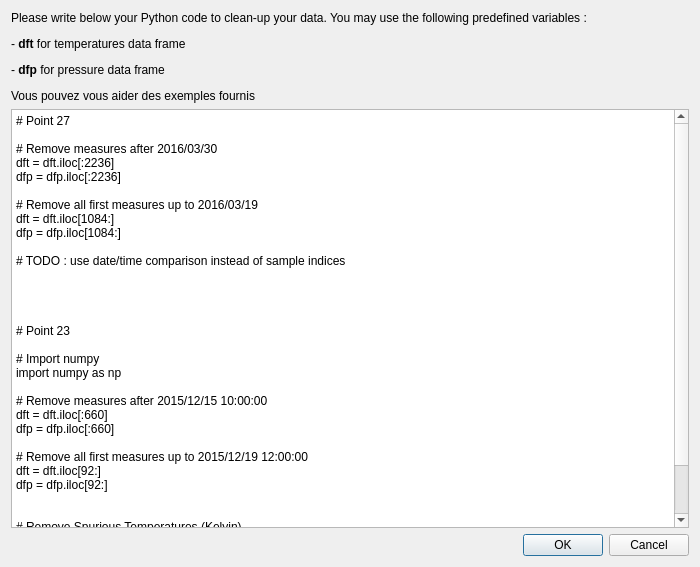
This is Molonari_2021/ihm/python/cleanup/dialogscript.ui in GVigne/Molonari-2022 as Qt 5 draws it before an edit. The edited form follows.
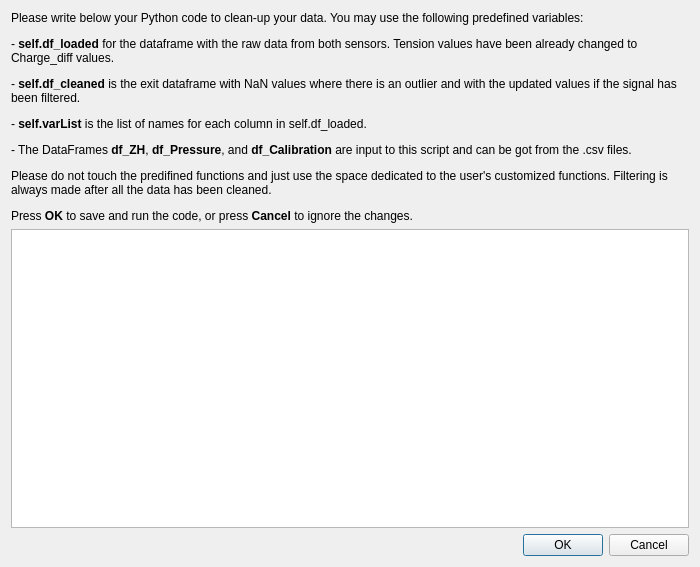
This is the edited form.

The edit to the form file:
```diff
--- a/Molonari_2021/ihm/python/cleanup/dialogscript.ui
+++ b/Molonari_2021/ihm/python/cleanup/dialogscript.ui
@@ -20,7 +20,7 @@
    <item>
     <widget class="QLabel" name="label">
      <property name="text">
-      <string>&lt;html&gt;&lt;head/&gt;&lt;body&gt;&lt;p&gt;Please write below your Python code to clean-up your data. You may use the following predefined variables : &lt;/p&gt;&lt;p&gt;- &lt;span style=&quot; font-weight:600;&quot;&gt;dft&lt;/span&gt; for temperatures data frame&lt;/p&gt;&lt;p&gt;- &lt;span style=&quot; font-weight:600;&quot;&gt;dfp&lt;/span&gt; for pressure data frame&lt;/p&gt;&lt;p&gt;Vous pouvez vous aider des exemples fournis&lt;/p&gt;&lt;/body&gt;&lt;/html&gt;</string>
+      <string>&lt;html&gt;&lt;head/&gt;&lt;body&gt;&lt;p&gt;Please write below your Python code to clean-up your data. You may use the following predefined variables: &lt;/p&gt;&lt;p&gt;- &lt;span style=&quot; font-weight:600;&quot;&gt;self.df_loaded &lt;/span&gt;for the dataframe with the raw data from both sensors. Tension values have been already changed to Charge_diff values.&lt;/p&gt;&lt;p&gt;- &lt;span style=&quot; font-weight:600;&quot;&gt;self.df_cleaned &lt;/span&gt;is the exit dataframe with NaN values where there is an outlier and with the updated values if the signal has been filtered.&lt;/p&gt;&lt;p&gt;- &lt;span style=&quot; font-weight:600;&quot;&gt;self.varList &lt;/span&gt;is the list of names for each column in self.df_loaded. &lt;/p&gt;&lt;p&gt;- The DataFrames &lt;span style=&quot; font-weight:600;&quot;&gt;df_ZH&lt;/span&gt;, &lt;span style=&quot; font-weight:600;&quot;&gt;df_Pressure&lt;/span&gt;, and &lt;span style=&quot; font-weight:600;&quot;&gt;df_Calibration&lt;/span&gt; are input to this script and can be got from the .csv files.&lt;/p&gt;&lt;p&gt;Please do not touch the predifined functions and just use the space dedicated to the user's customized functions. Filtering is always made after all the data has been cleaned.&lt;/p&gt;&lt;p&gt;Press &lt;span style=&quot; font-weight:600;&quot;&gt;OK &lt;/span&gt;to save and run the code, or press &lt;span style=&quot; font-weight:600;&quot;&gt;Cancel&lt;/span&gt; to ignore the changes.&lt;/p&gt;&lt;/body&gt;&lt;/html&gt;</string>
      </property>
      <property name="textFormat">
       <enum>Qt::AutoText</enum>
@@ -36,39 +36,7 @@
    <item>
     <widget class="QPlainTextEdit" name="plainTextEdit">
      <property name="plainText">
-      <string># Point 27
-
-# Remove measures after 2016/03/30
-dft = dft.iloc[:2236]
-dfp = dfp.iloc[:2236]
-
-# Remove all first measures up to 2016/03/19
-dft = dft.iloc[1084:]
-dfp = dfp.iloc[1084:]
-
-# TODO : use date/time comparison instead of sample indices
-
-
-
-
-# Point 23
-
-# Import numpy
-import numpy as np
-
-# Remove measures after 2015/12/15 10:00:00
-dft = dft.iloc[:660]
-dfp = dfp.iloc[:660]
-
-# Remove all first measures up to 2015/12/19 12:00:00
-dft = dft.iloc[92:]
-dfp = dfp.iloc[92:]
-
-
-# Remove Spurious Temperatures (Kelvin)
-dft.iloc[:,1:]=np.where((dft.iloc[:,1:]&lt;274), np.NaN, dft.iloc[:,1:])
-dft.iloc[:,1:]=np.where((dft.iloc[:,1:]&gt;304), np.NaN, dft.iloc[:,1:])
-</string>
+      <string/>
      </property>
     </widget>
    </item>
```
Left out of the diff: 2 changed lines with no effect on the pictures.
